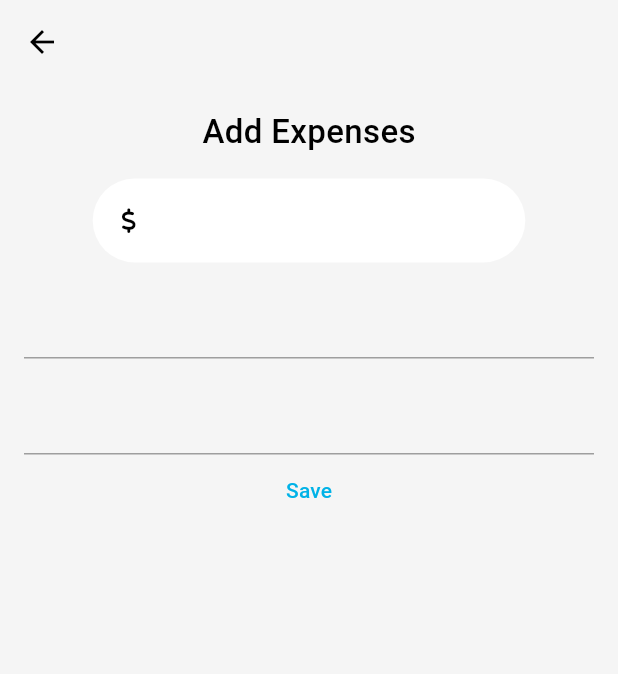
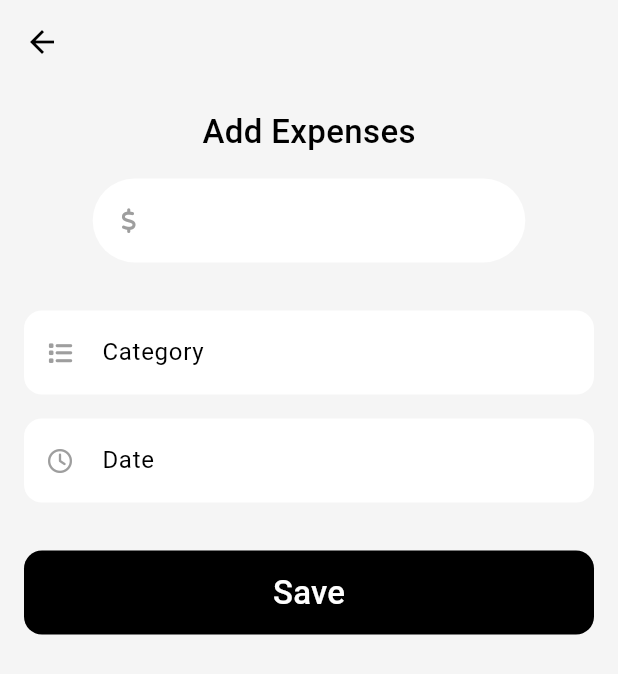
Before and after one commit to PaulMarv/expense_tracker, a Flutter app: the AddExpense screen opened directly, on a phone screen of 412 x 824 dp. Shown: the top 674 px of the screen. Run offline on Flutter 3.47's test engine with Material 3 defaults, Android fonts, the phone set to English and light mode, and no system bars; our stand-ins replace fl_chart, font_awesome_flutter.

Commit message:
added date selector

```diff
--- a/lib/screen/add_expense/views/add_expense.dart
+++ b/lib/screen/add_expense/views/add_expense.dart
@@ -1,9 +1,17 @@
 import 'package:flutter/material.dart';
 import 'package:font_awesome_flutter/font_awesome_flutter.dart';
 
-class AddExpense extends StatelessWidget {
+class AddExpense extends StatefulWidget {
   const AddExpense({super.key});
 
+  @override
+  State<AddExpense> createState() => _AddExpenseState();
+}
+
+class _AddExpenseState extends State<AddExpense> {
+  TextEditingController expenseController = TextEditingController();
+  TextEditingController categoryController = TextEditingController();
+  TextEditingController dateController = TextEditingController();
   @override
   Widget build(BuildContext context) {
     return GestureDetector(
@@ -28,29 +36,90 @@ class AddExpense extends StatelessWidget {
               SizedBox(
                 width: MediaQuery.of(context).size.width * 0.7,
                 child: TextFormField(
+                  controller: expenseController,
+                  textAlignVertical: TextAlignVertical.center,
                   decoration: InputDecoration(
                     filled: true,
                     fillColor: Colors.white,
                     prefixIcon: const Icon(
                       FontAwesomeIcons.dollarSign,
                       size: 16,
+                      color: Colors.grey,
                     ),
                     border: OutlineInputBorder(
-                      borderRadius: BorderRadius.circular(30),
-                      borderSide: BorderSide.none
-                    ),
+                        borderRadius: BorderRadius.circular(30),
+                        borderSide: BorderSide.none),
                   ),
+                ),
+              ),
+              const SizedBox(
+                height: 32,
+              ),
+              TextFormField(
+                controller: categoryController,
+                textAlignVertical: TextAlignVertical.center,
+                decoration: InputDecoration(
+                  filled: true,
+                  fillColor: Colors.white,
+                  prefixIcon: const Icon(
+                    FontAwesomeIcons.list,
+                    size: 16,
+                    color: Colors.grey,
+                  ),
+                  hintText: 'Category',
+                  border: OutlineInputBorder(
+                      borderRadius: BorderRadius.circular(12),
+                      borderSide: BorderSide.none),
                 ),
               ),
               const SizedBox(
                 height: 16,
               ),
-              TextFormField(),
+              TextFormField(
+                controller: dateController,
+                textAlignVertical: TextAlignVertical.center,
+                readOnly: true,
+                onTap: () {
+                  showDatePicker(
+                      context: context,
+                      initialDate: DateTime.now(),
+                      firstDate: DateTime.now(),
+                      lastDate: DateTime.now().add(const Duration(days: 365)));
+                },
+                decoration: InputDecoration(
+                  filled: true,
+                  fillColor: Colors.white,
+                  prefixIcon: const Icon(
+                    FontAwesomeIcons.clock,
+                    size: 16,
+                    color: Colors.grey,
+                  ),
+                  hintText: 'Date',
+                  border: OutlineInputBorder(
+                      borderRadius: BorderRadius.circular(12),
+                      borderSide: BorderSide.none),
+                ),
+              ),
               const SizedBox(
-                height: 16,
+                height: 32,
               ),
-              TextFormField(),
-              TextButton(onPressed: () {}, child: const Text('Save'))
+              SizedBox(
+                width: double.infinity,
+                height: kToolbarHeight,
+                child: TextButton(
+                    style: TextButton.styleFrom(
+                        shape: RoundedRectangleBorder(
+                            borderRadius: BorderRadius.circular(12)),
+                        backgroundColor: Colors.black),
+                    onPressed: () {},
+                    child: const Text(
+                      'Save',
+                      style: TextStyle(
+                        fontSize: 22,
+                        color: Colors.white,
+                      ),
+                    )),
+              )
             ],
           ),
         ),
```
